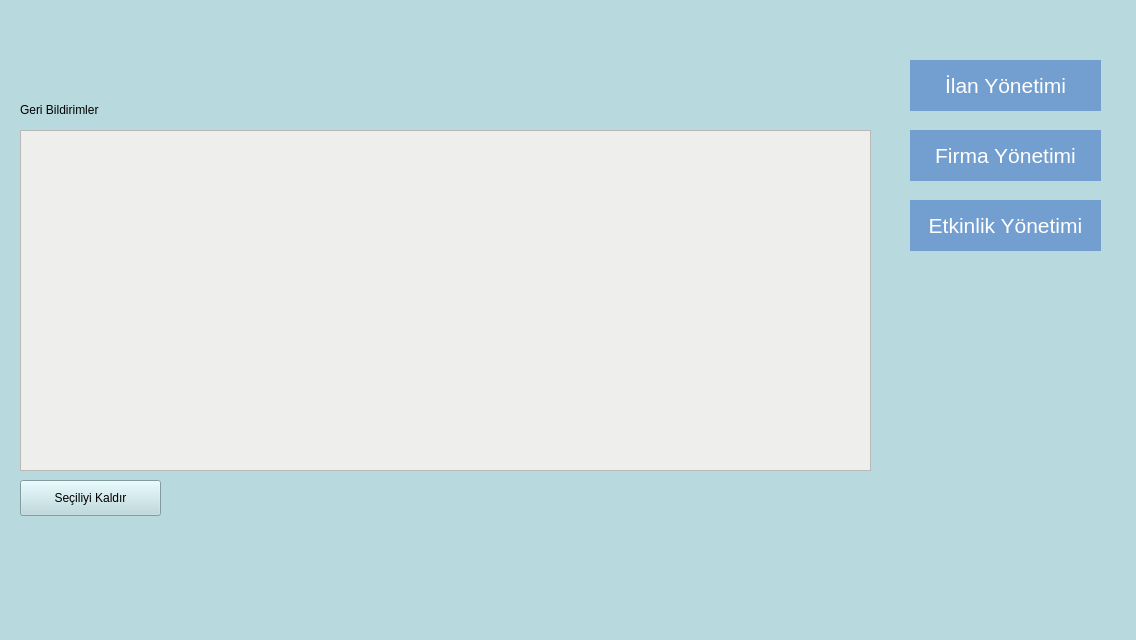
The window that mainwindow.ui (taner-dll/qt_cpp_sample_application) describes before a commit, drawn with Qt 5.
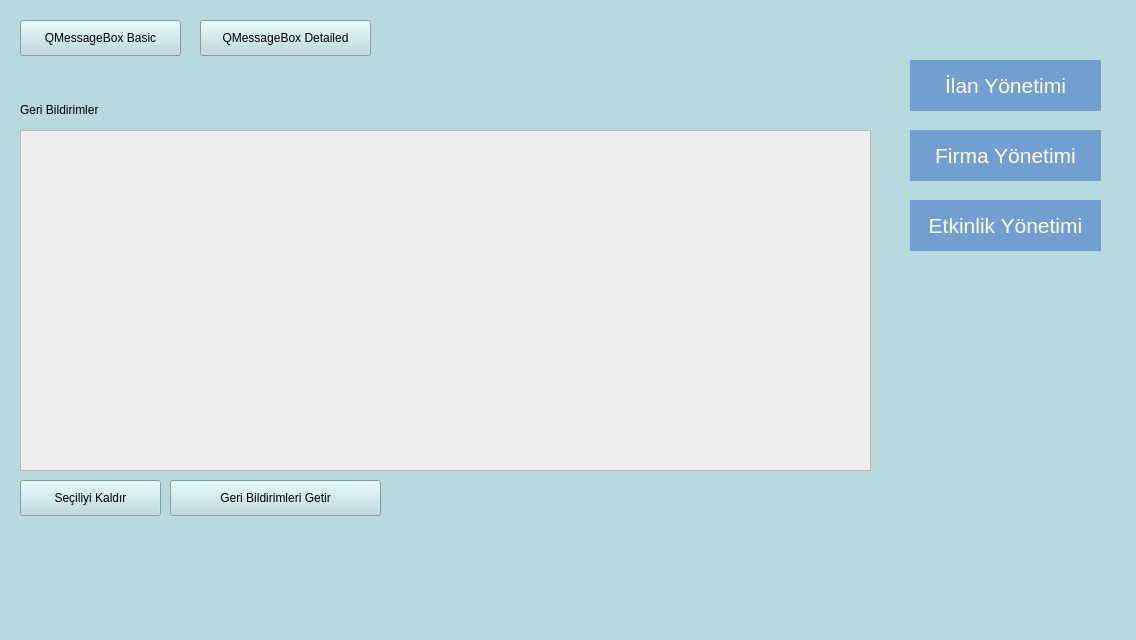
The same window after the commit.

Patch:
```diff
--- a/mainwindow.ui
+++ b/mainwindow.ui
@@ -150,6 +150,45 @@
      <string>Seçiliyi Kaldır</string>
     </property>
    </widget>
+   <widget class="QPushButton" name="fetch_feedback_button">
+    <property name="geometry">
+     <rect>
+      <x>170</x>
+      <y>480</y>
+      <width>211</width>
+      <height>36</height>
+     </rect>
+    </property>
+    <property name="text">
+     <string>Geri Bildirimleri Getir</string>
+    </property>
+   </widget>
+   <widget class="QPushButton" name="pushButton_2">
+    <property name="geometry">
+     <rect>
+      <x>20</x>
+      <y>20</y>
+      <width>161</width>
+      <height>36</height>
+     </rect>
+    </property>
+    <property name="text">
+     <string>QMessageBox Basic</string>
+    </property>
+   </widget>
+   <widget class="QPushButton" name="pushButton_3">
+    <property name="geometry">
+     <rect>
+      <x>200</x>
+      <y>20</y>
+      <width>171</width>
+      <height>36</height>
+     </rect>
+    </property>
+    <property name="text">
+     <string>QMessageBox Detailed</string>
+    </property>
+   </widget>
   </widget>
   <widget class="QMenuBar" name="menubar">
    <property name="geometry">
```
Left out of the diff: 28 changed lines with no effect on the pictures.
